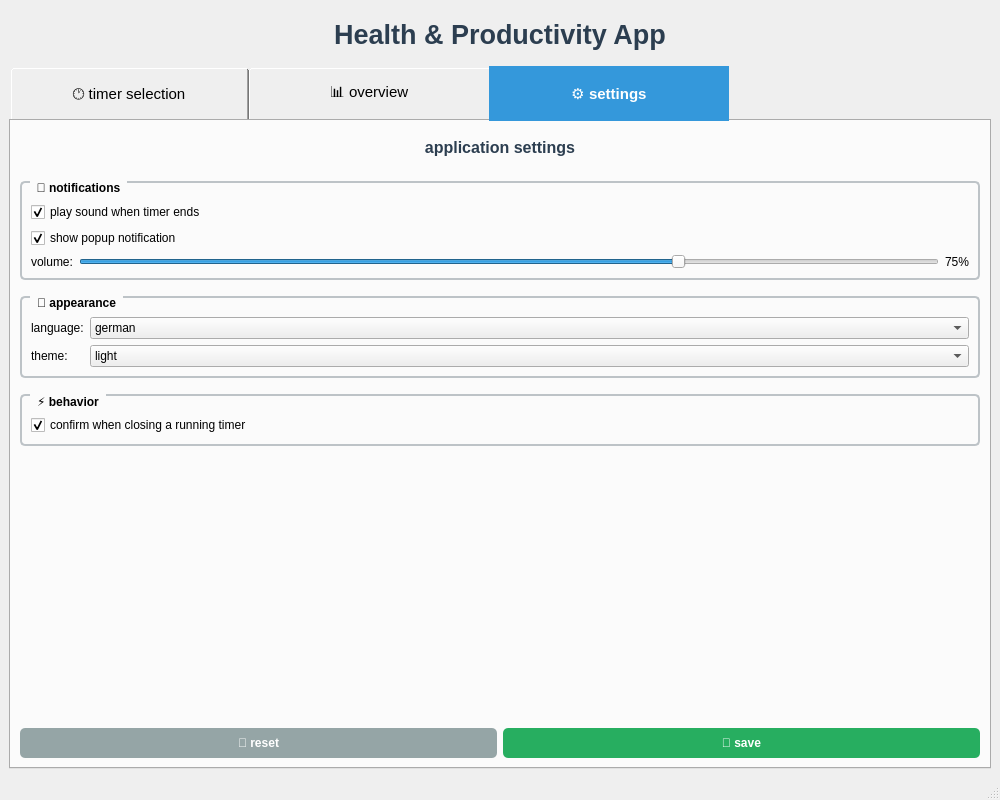
First picture: the form in ui/MainWindow.ui, repository AlexanderKaess/HealthAndProductivityAssistant, before the edit.
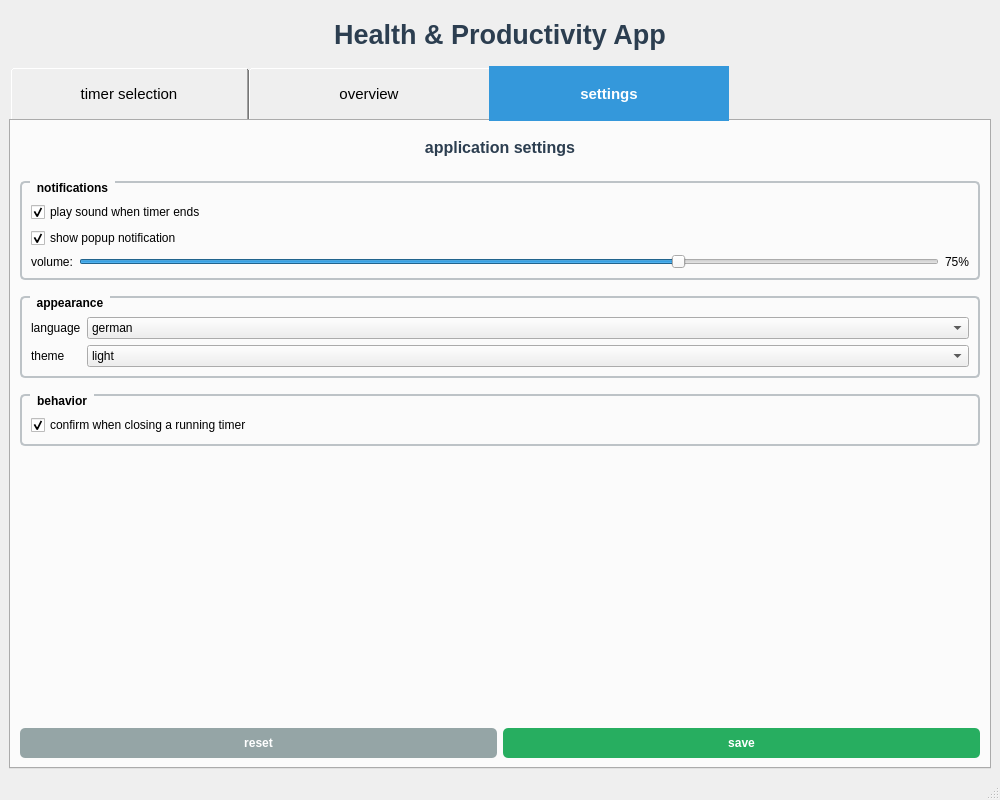
Second picture: the form after the edit. The open tabs and pages were chosen to show the change.

Diff of the .ui file:
```diff
--- a/ui/MainWindow.ui
+++ b/ui/MainWindow.ui
@@ -38,7 +38,7 @@
       </property>
       <widget class="QWidget" name="tabTimerSelection">
        <attribute name="title">
-        <string>🕐 timer selection</string>
+        <string>timer selection</string>
        </attribute>
        <layout class="QVBoxLayout" name="tab1Layout">
         <item>
@@ -137,7 +137,7 @@
       </widget>
       <widget class="QWidget" name="tabOverview">
        <attribute name="title">
-        <string>📊 overview</string>
+        <string>overview</string>
        </attribute>
        <layout class="QVBoxLayout" name="tab2Layout">
         <item>
@@ -234,7 +234,7 @@
       </widget>
       <widget class="QWidget" name="tabSettings">
        <attribute name="title">
-        <string>⚙️ settings</string>
+        <string>settings</string>
        </attribute>
        <layout class="QVBoxLayout" name="tab3Layout">
         <item>
@@ -256,7 +256,7 @@
            <string>QGroupBox { font-weight: bold; border: 2px solid #bdc3c7; border-radius: 5px; margin-top: 10px; padding-top: 10px; } QGroupBox::title { left: 10px; padding: 0 5px; }</string>
           </property>
           <property name="title">
-           <string>🔔 notifications</string>
+           <string>notifications</string>
           </property>
           <layout class="QVBoxLayout" name="notificationLayout">
            <item>
@@ -322,20 +322,20 @@
            <string>QGroupBox { font-weight: bold; border: 2px solid #bdc3c7; border-radius: 5px; margin-top: 10px; padding-top: 10px; } QGroupBox::title { left: 10px; padding: 0 5px; }</string>
           </property>
           <property name="title">
-           <string>🎨 appearance</string>
+           <string>appearance</string>
           </property>
           <layout class="QFormLayout" name="appearanceLayout">
            <item row="2" column="0">
             <widget class="QLabel" name="languageLabel">
              <property name="text">
-              <string>language:</string>
+              <string>language</string>
              </property>
             </widget>
            </item>
            <item row="3" column="0">
             <widget class="QLabel" name="themeLabel">
              <property name="text">
-              <string>theme:</string>
+              <string>theme</string>
              </property>
             </widget>
            </item>
@@ -376,7 +376,7 @@
            <string>QGroupBox { font-weight: bold; border: 2px solid #bdc3c7; border-radius: 5px; margin-top: 10px; padding-top: 10px; } QGroupBox::title { left: 10px; padding: 0 5px; }</string>
           </property>
           <property name="title">
-           <string>⚡ behavior</string>
+           <string>behavior</string>
           </property>
           <layout class="QVBoxLayout" name="behaviorLayout">
            <item>
@@ -413,7 +413,7 @@
              <string>QPushButton { background-color: #95a5a6; color: white; font-weight: bold; border-radius: 5px; padding: 8px; } QPushButton:hover { background-color: #7f8c8d; }</string>
             </property>
             <property name="text">
-             <string>🔄 reset</string>
+             <string>reset</string>
             </property>
            </widget>
           </item>
@@ -423,7 +423,7 @@
              <string>QPushButton { background-color: #27ae60; color: white; font-weight: bold; border-radius: 5px; padding: 8px; } QPushButton:hover { background-color: #229954; }</string>
             </property>
             <property name="text">
-             <string>💾 save</string>
+             <string>save</string>
             </property>
            </widget>
           </item>
```
Left out of the diff: 18 changed lines with no effect on the pictures.
